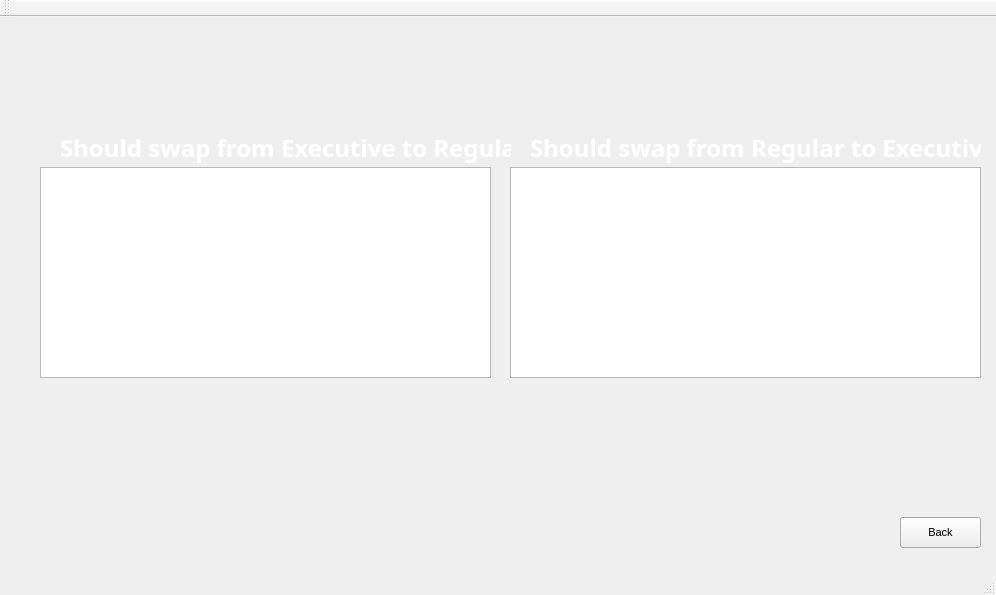
The window that project2/mainwindow.ui (Jonjy/CS-1C-project-2) describes before a commit, drawn with Qt 5.
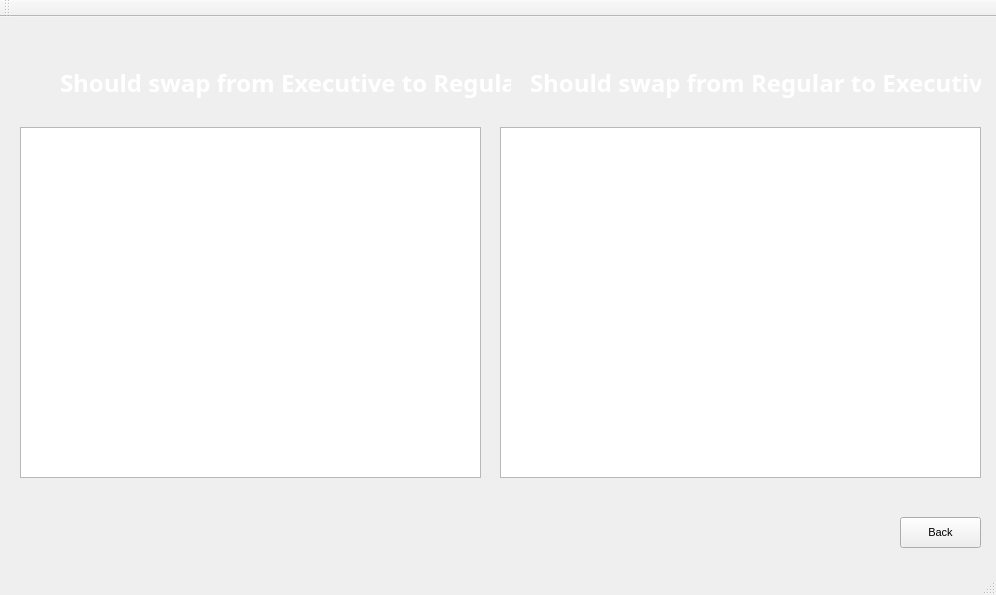
The same window after the commit. The open tabs and pages were chosen to show the change. Icons and pictures are not drawn.

Patch:
```diff
--- a/project2/mainwindow.ui
+++ b/project2/mainwindow.ui
@@ -1535,10 +1535,10 @@
      <widget class="QTableView" name="tableView_3">
       <property name="geometry">
        <rect>
-        <x>50</x>
-        <y>170</y>
-        <width>451</width>
-        <height>211</height>
+        <x>30</x>
+        <y>130</y>
+        <width>461</width>
+        <height>351</height>
        </rect>
       </property>
       <property name="styleSheet">
@@ -1549,10 +1549,10 @@
      <widget class="QTableView" name="tableView_4">
       <property name="geometry">
        <rect>
-        <x>520</x>
-        <y>170</y>
-        <width>471</width>
-        <height>211</height>
+        <x>510</x>
+        <y>130</y>
+        <width>481</width>
+        <height>351</height>
        </rect>
       </property>
       <property name="styleSheet">
@@ -1564,9 +1564,9 @@
       <property name="geometry">
        <rect>
         <x>70</x>
-        <y>130</y>
+        <y>50</y>
         <width>451</width>
-        <height>41</height>
+        <height>71</height>
        </rect>
       </property>
       <property name="font">
@@ -1590,9 +1590,9 @@
       <property name="geometry">
        <rect>
         <x>540</x>
-        <y>130</y>
+        <y>40</y>
         <width>451</width>
-        <height>41</height>
+        <height>91</height>
        </rect>
       </property>
       <property name="font">
```
Left out of the diff: 47 changed lines with no effect on the pictures.
